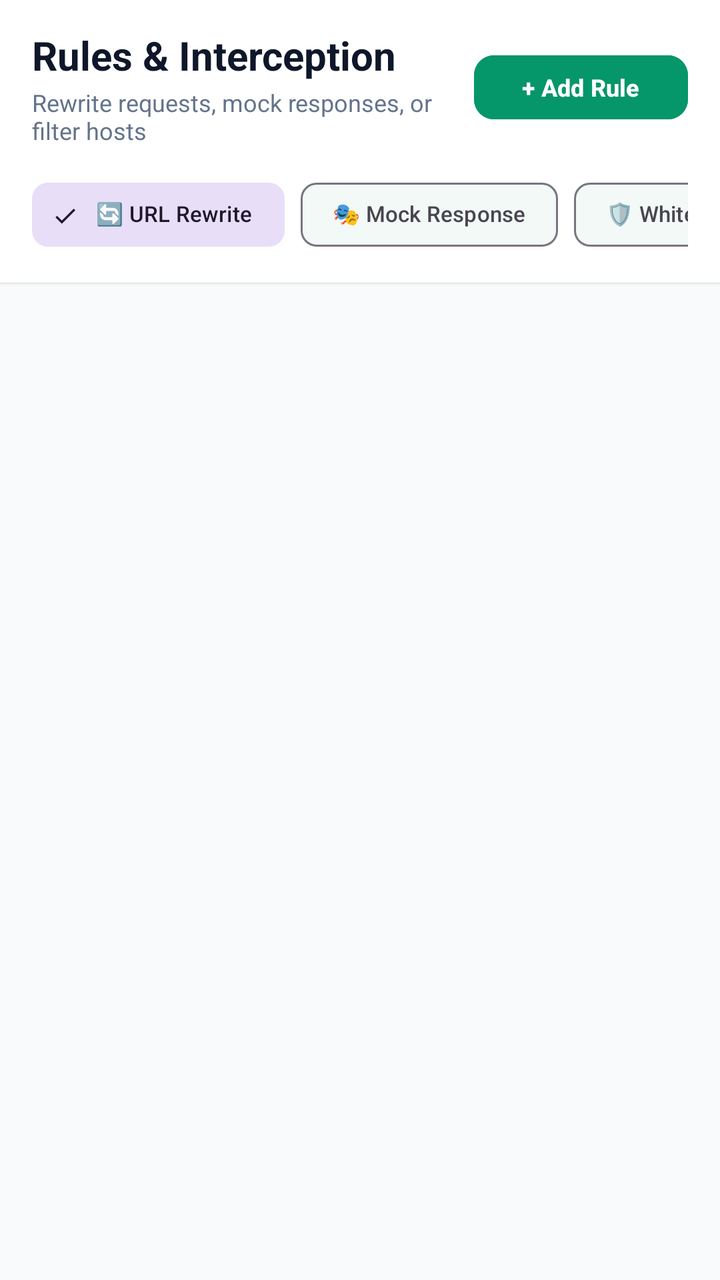
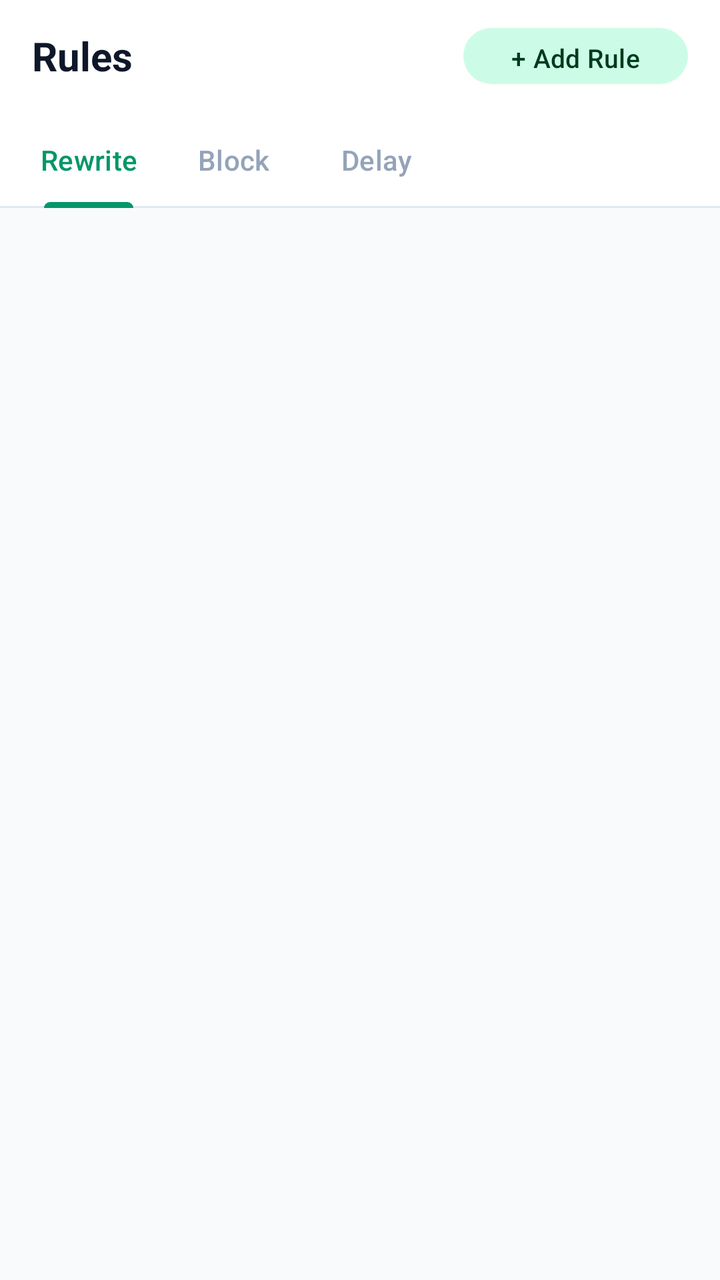

The first picture is an Android layout as it rendered before a commit; the second is the same layout after the commit. The layout source and the unified diff follow.
<!-- AndroidManifest.xml: application theme Theme.Httpeek -->
<!-- res/layout/fragment_rules.xml -->
<?xml version="1.0" encoding="utf-8"?>
<LinearLayout xmlns:android="http://schemas.android.com/apk/res/android"
    xmlns:app="http://schemas.android.com/apk/res-auto"
    android:layout_width="match_parent"
    android:layout_height="match_parent"
    android:background="@color/background"
    android:orientation="vertical">

    
    <LinearLayout
        android:layout_width="match_parent"
        android:layout_height="wrap_content"
        android:background="@color/surface"
        android:elevation="1dp"
        android:orientation="vertical"
        android:paddingHorizontal="16dp"
        android:paddingTop="14dp"
        android:paddingBottom="10dp">

        <LinearLayout
            android:layout_width="match_parent"
            android:layout_height="wrap_content"
            android:gravity="center_vertical"
            android:orientation="horizontal">

            <LinearLayout
                android:layout_width="0dp"
                android:layout_height="wrap_content"
                android:layout_weight="1"
                android:orientation="vertical">

                <TextView
                    android:layout_width="wrap_content"
                    android:layout_height="wrap_content"
                    android:text="Rules &amp; Interception"
                    android:textColor="@color/text_primary"
                    android:textSize="20sp"
                    android:textStyle="bold" />

                <TextView
                    android:layout_width="wrap_content"
                    android:layout_height="wrap_content"
                    android:layout_marginTop="2dp"
                    android:text="Rewrite requests, mock responses, or filter hosts"
                    android:textColor="@color/text_secondary"
                    android:textSize="12sp" />
            </LinearLayout>

            <com.google.android.material.button.MaterialButton
                android:id="@+id/btnAddRule"
                android:layout_width="wrap_content"
                android:layout_height="40dp"
                android:backgroundTint="@color/primary"
                android:text="+ Add Rule"
                android:textAllCaps="false"
                android:textSize="12sp"
                android:textStyle="bold"
                app:cornerRadius="10dp" />
        </LinearLayout>

        
        <HorizontalScrollView
            android:layout_width="match_parent"
            android:layout_height="wrap_content"
            android:layout_marginTop="10dp"
            android:scrollbars="none">

            <com.google.android.material.chip.ChipGroup
                android:id="@+id/chipGroupRulesCategory"
                android:layout_width="wrap_content"
                android:layout_height="wrap_content"
                app:singleSelection="true">

                <com.google.android.material.chip.Chip
                    android:id="@+id/chipTabRewrite"
                    style="@style/Widget.Material3.Chip.Filter"
                    android:layout_width="wrap_content"
                    android:layout_height="wrap_content"
                    android:checked="true"
                    android:text="🔄 URL Rewrite"
                    android:textSize="11sp" />

                <com.google.android.material.chip.Chip
                    android:id="@+id/chipTabMock"
                    style="@style/Widget.Material3.Chip.Filter"
                    android:layout_width="wrap_content"
                    android:layout_height="wrap_content"
                    android:text="🎭 Mock Response"
                    android:textSize="11sp" />

                <com.google.android.material.chip.Chip
                    android:id="@+id/chipTabWhitelist"
                    style="@style/Widget.Material3.Chip.Filter"
                    android:layout_width="wrap_content"
                    android:layout_height="wrap_content"
                    android:text="🛡️ Whitelist"
                    android:textSize="11sp" />

                <com.google.android.material.chip.Chip
                    android:id="@+id/chipTabBlacklist"
                    style="@style/Widget.Material3.Chip.Filter"
                    android:layout_width="wrap_content"
                    android:layout_height="wrap_content"
                    android:text="🚫 Blacklist"
                    android:textSize="11sp" />
            </com.google.android.material.chip.ChipGroup>
        </HorizontalScrollView>
    </LinearLayout>

    
    <androidx.recyclerview.widget.RecyclerView
        android:id="@+id/recyclerRules"
        android:layout_width="match_parent"
        android:layout_height="0dp"
        android:layout_weight="1"
        android:clipToPadding="false"
        android:paddingVertical="8dp" />

    
    <LinearLayout
        android:id="@+id/layoutEmptyRules"
        android:layout_width="match_parent"
        android:layout_height="match_parent"
        android:gravity="center"
        android:orientation="vertical"
        android:padding="32dp"
        android:visibility="gone">

        <ImageView
            android:layout_width="64dp"
            android:layout_height="64dp"
            android:src="@android:drawable/ic_menu_edit"
            app:tint="@color/text_muted" />

        <TextView
            android:layout_width="wrap_content"
            android:layout_height="wrap_content"
            android:layout_marginTop="12dp"
            android:text="No Rules Configured"
            android:textColor="@color/text_primary"
            android:textSize="16sp"
            android:textStyle="bold" />

        <TextView
            android:layout_width="wrap_content"
            android:layout_height="wrap_content"
            android:layout_marginTop="4dp"
            android:gravity="center"
            android:text="Tap '+ Add Rule' above to create URL rewrites, mock responses, or host filters."
            android:textColor="@color/text_secondary"
            android:textSize="12sp" />
    </LinearLayout>

</LinearLayout>
<!-- resources referenced by this layout -->
<resources>
  <style name="Theme.Httpeek" parent="Theme.Material3.DayNight.NoActionBar">
          <item name="colorPrimary">@color/primary</item>
          <item name="colorPrimaryDark">@color/primary_dark</item>
          <item name="colorAccent">@color/accent</item>
          <item name="android:colorBackground">@color/background</item>
          <item name="colorSurface">@color/surface</item>
          <item name="colorSurfaceVariant">@color/surface_variant</item>
          <item name="android:statusBarColor">@color/surface</item>
          <item name="android:windowLightStatusBar">true</item>
          <item name="android:navigationBarColor">@color/surface</item>
          <item name="android:windowLightNavigationBar">true</item>
      </style>
  <color name="primary_dark">#047857</color>
  <color name="accent">#10B981</color>
  <!-- unchanged entries left out for length: 7 -->
</resources>

<!-- the commit's change to res/layout/fragment_rules.xml (unified diff, before → after) -->
@@ -1,154 +1,122 @@
 <?xml version="1.0" encoding="utf-8"?>
-<LinearLayout xmlns:android="http://schemas.android.com/apk/res/android"
+<LinearLayout
+    xmlns:android="http://schemas.android.com/apk/res/android"
     xmlns:app="http://schemas.android.com/apk/res-auto"
     android:layout_width="match_parent"
     android:layout_height="match_parent"
-    android:background="@color/background"
-    android:orientation="vertical">
+    android:orientation="vertical"
+    android:background="@color/background">
 
     
-    <LinearLayout
+    <com.google.android.material.appbar.AppBarLayout
         android:layout_width="match_parent"
         android:layout_height="wrap_content"
         android:background="@color/surface"
-        android:elevation="1dp"
-        android:orientation="vertical"
-        android:paddingHorizontal="16dp"
-        android:paddingTop="14dp"
-        android:paddingBottom="10dp">
+        app:elevation="0dp">
 
         <LinearLayout
             android:layout_width="match_parent"
-            android:layout_height="wrap_content"
+            android:layout_height="56dp"
             android:gravity="center_vertical"
+            android:paddingHorizontal="16dp"
             android:orientation="horizontal">
 
-            <LinearLayout
+            <TextView
                 android:layout_width="0dp"
                 android:layout_height="wrap_content"
                 android:layout_weight="1"
-                android:orientation="vertical">
-
-                <TextView
-                    android:layout_width="wrap_content"
-                    android:layout_height="wrap_content"
-                    android:text="Rules &amp; Interception"
-                    android:textColor="@color/text_primary"
-                    android:textSize="20sp"
-                    android:textStyle="bold" />
-
-                <TextView
-                    android:layout_width="wrap_content"
-                    android:layout_height="wrap_content"
-                    android:layout_marginTop="2dp"
-                    android:text="Rewrite requests, mock responses, or filter hosts"
-                    android:textColor="@color/text_secondary"
-                    android:textSize="12sp" />
-            </LinearLayout>
+                android:text="Rules"
+                android:textColor="@color/text_primary"
+                android:textSize="20sp"
+                android:textStyle="bold" />
 
             <com.google.android.material.button.MaterialButton
                 android:id="@+id/btnAddRule"
+                style="@style/Widget.Material3.Button.TonalButton"
                 android:layout_width="wrap_content"
-                android:layout_height="40dp"
-                android:backgroundTint="@color/primary"
+                android:layout_height="36dp"
                 android:text="+ Add Rule"
                 android:textAllCaps="false"
-                android:textSize="12sp"
-                android:textStyle="bold"
-                app:cornerRadius="10dp" />
+                android:textSize="13sp"
+                app:cornerRadius="18dp"
+                app:backgroundTint="@color/primary_container"
+                android:textColor="@color/on_primary_container" />
         </LinearLayout>
 
         
-        <HorizontalScrollView
+        <com.google.android.material.tabs.TabLayout
+            android:id="@+id/tabLayoutRules"
             android:layout_width="match_parent"
-            android:layout_height="wrap_content"
-            android:layout_marginTop="10dp"
-            android:scrollbars="none">
+            android:layout_height="48dp"
+            android:paddingHorizontal="8dp"
+            app:tabMode="scrollable"
+            app:tabGravity="start"
+            app:tabSelectedTextColor="@color/primary"
+            app:tabTextColor="@color/text_muted"
+            app:tabIndicatorColor="@color/primary"
+            app:tabIndicatorHeight="3dp"
+            style="@style/Widget.Material3.TabLayout">
 
-            <com.google.android.material.chip.ChipGroup
-                android:id="@+id/chipGroupRulesCategory"
+            <com.google.android.material.tabs.TabItem
                 android:layout_width="wrap_content"
                 android:layout_height="wrap_content"
-                app:singleSelection="true">
+                android:text="Rewrite" />
+            <com.google.android.material.tabs.TabItem
+                android:layout_width="wrap_content"
+                android:layout_height="wrap_content"
+                android:text="Block" />
+            <com.google.android.material.tabs.TabItem
+                android:layout_width="wrap_content"
+                android:layout_height="wrap_content"
+                android:text="Delay" />
+        </com.google.android.material.tabs.TabLayout>
 
-                <com.google.android.material.chip.Chip
-                    android:id="@+id/chipTabRewrite"
-                    style="@style/Widget.Material3.Chip.Filter"
-                    android:layout_width="wrap_content"
-                    android:layout_height="wrap_content"
-                    android:checked="true"
-                    android:text="🔄 URL Rewrite"
-                    android:textSize="11sp" />
-
-                <com.google.android.material.chip.Chip
-                    android:id="@+id/chipTabMock"
-                    style="@style/Widget.Material3.Chip.Filter"
-                    android:layout_width="wrap_content"
-                    android:layout_height="wrap_content"
-                    android:text="🎭 Mock Response"
-                    android:textSize="11sp" />
-
-                <com.google.android.material.chip.Chip
-                    android:id="@+id/chipTabWhitelist"
-                    style="@style/Widget.Material3.Chip.Filter"
-                    android:layout_width="wrap_content"
-                    android:layout_height="wrap_content"
-                    android:text="🛡️ Whitelist"
-                    android:textSize="11sp" />
-
-                <com.google.android.material.chip.Chip
-                    android:id="@+id/chipTabBlacklist"
-                    style="@style/Widget.Material3.Chip.Filter"
-                    android:layout_width="wrap_content"
-                    android:layout_height="wrap_content"
-                    android:text="🚫 Blacklist"
-                    android:textSize="11sp" />
-            </com.google.android.material.chip.ChipGroup>
-        </HorizontalScrollView>
-    </LinearLayout>
+    </com.google.android.material.appbar.AppBarLayout>
 
     
     <androidx.recyclerview.widget.RecyclerView
-        android:id="@+id/recyclerRules"
+        android:id="@+id/rvRules"
         android:layout_width="match_parent"
         android:layout_height="0dp"
         android:layout_weight="1"
         android:clipToPadding="false"
-        android:paddingVertical="8dp" />
+        android:paddingVertical="8dp"
+        android:overScrollMode="never" />
 
     
     <LinearLayout
-        android:id="@+id/layoutEmptyRules"
+        android:id="@+id/rulesEmptyState"
         android:layout_width="match_parent"
-        android:layout_height="match_parent"
+        android:layout_height="0dp"
+        android:layout_weight="1"
         android:gravity="center"
         android:orientation="vertical"
-        android:padding="32dp"
         android:visibility="gone">
 
-        <ImageView
-            android:layout_width="64dp"
-            android:layout_height="64dp"
-            android:src="@android:drawable/ic_menu_edit"
-            app:tint="@color/text_muted" />
+        <TextView
+            android:layout_width="wrap_content"
+            android:layout_height="wrap_content"
+            android:text="📋"
+            android:textSize="48sp" />
 
         <TextView
             android:layout_width="wrap_content"
             android:layout_height="wrap_content"
             android:layout_marginTop="12dp"
-            android:text="No Rules Configured"
-            android:textColor="@color/text_primary"
-            android:textSize="16sp"
+            android:text="No rules yet"
+            android:textColor="@color/text_secondary"
+            android:textSize="17sp"
             android:textStyle="bold" />
 
         <TextView
             android:layout_width="wrap_content"
             android:layout_height="wrap_content"
-            android:layout_marginTop="4dp"
+            android:layout_marginTop="6dp"
             android:gravity="center"
-            android:text="Tap '+ Add Rule' above to create URL rewrites, mock responses, or host filters."
-            android:textColor="@color/text_secondary"
-            android:textSize="12sp" />
+            android:paddingHorizontal="32dp"
+            android:text="Add rules to rewrite, block, or delay HTTP requests matching patterns."
+            android:textColor="@color/text_muted"
+            android:textSize="13sp" />
     </LinearLayout>
 
 </LinearLayout>
<!-- resource entries referenced after the edit -->
@@ -1,19 +1,98 @@
 <!-- resources referenced by this layout -->
 <resources>
+  <color name="on_primary_container">#00391E</color>
+  <color name="primary_container">#CCFCE7</color>
   <style name="Theme.Httpeek" parent="Theme.Material3.DayNight.NoActionBar">
+          
           <item name="colorPrimary">@color/primary</item>
-          <item name="colorPrimaryDark">@color/primary_dark</item>
-          <item name="colorAccent">@color/accent</item>
+          <item name="colorOnPrimary">@color/on_primary</item>
+          <item name="colorPrimaryContainer">@color/primary_container</item>
+          <item name="colorOnPrimaryContainer">@color/on_primary_container</item>
+  
+          <item name="colorSecondary">@color/secondary</item>
+          <item name="colorOnSecondary">@color/on_secondary</item>
+          <item name="colorSecondaryContainer">@color/secondary_container</item>
+          <item name="colorOnSecondaryContainer">@color/on_secondary_container</item>
+  
+          <item name="colorTertiary">@color/tertiary</item>
+          <item name="colorOnTertiary">@color/on_tertiary</item>
+          <item name="colorTertiaryContainer">@color/tertiary_container</item>
+          <item name="colorOnTertiaryContainer">@color/on_tertiary_container</item>
+  
+          <item name="colorError">@color/error</item>
+          <item name="colorOnError">@color/on_error</item>
+          <item name="colorErrorContainer">@color/error_container</item>
+          <item name="colorOnErrorContainer">@color/on_error_container</item>
+  
           <item name="android:colorBackground">@color/background</item>
+          <item name="colorOnBackground">@color/on_background</item>
           <item name="colorSurface">@color/surface</item>
+          <item name="colorOnSurface">@color/on_surface</item>
           <item name="colorSurfaceVariant">@color/surface_variant</item>
-          <item name="android:statusBarColor">@color/surface</item>
+          <item name="colorOnSurfaceVariant">@color/on_surface_variant</item>
+          <item name="colorOutline">@color/outline</item>
+          <item name="colorOutlineVariant">@color/outline_variant</item>
+  
+          
+          <item name="android:statusBarColor">@android:color/transparent</item>
+          <item name="android:navigationBarColor">@android:color/transparent</item>
           <item name="android:windowLightStatusBar">true</item>
-          <item name="android:navigationBarColor">@color/surface</item>
           <item name="android:windowLightNavigationBar">true</item>
+  
+          
+          <item name="shapeAppearanceSmallComponent">@style/Shape.Httpeek.Small</item>
+          <item name="shapeAppearanceMediumComponent">@style/Shape.Httpeek.Medium</item>
+          <item name="shapeAppearanceLargeComponent">@style/Shape.Httpeek.Large</item>
+  
+          
+          <item name="textAppearanceDisplayLarge">@style/TextAppearance.Httpeek.DisplayLarge</item>
+          <item name="textAppearanceHeadlineMedium">@style/TextAppearance.Httpeek.HeadlineMedium</item>
+          <item name="textAppearanceTitleMedium">@style/TextAppearance.Httpeek.TitleMedium</item>
+          <item name="textAppearanceBodyMedium">@style/TextAppearance.Httpeek.BodyMedium</item>
+          <item name="textAppearanceLabelMedium">@style/TextAppearance.Httpeek.LabelMedium</item>
       </style>
-  <color name="primary_dark">#047857</color>
-  <color name="accent">#10B981</color>
+  <color name="on_primary">#FFFFFF</color>
+  <color name="secondary">#4F6272</color>
+  <color name="on_secondary">#FFFFFF</color>
+  <color name="secondary_container">#D2E5F5</color>
+  <color name="on_secondary_container">#0B2030</color>
+  <color name="tertiary">#006876</color>
+  <color name="on_tertiary">#FFFFFF</color>
+  <color name="tertiary_container">#9EEFFD</color>
+  <color name="on_tertiary_container">#001F26</color>
+  <color name="error">#EF4444</color>
+  <color name="on_error">#FFFFFF</color>
+  <color name="error_container">#FFE4E6</color>
+  <color name="on_error_container">#7F1D1D</color>
+  <color name="on_background">#0F172A</color>
+  <color name="on_surface">#0F172A</color>
+  <color name="on_surface_variant">#64748B</color>
+  <color name="outline">#94A3B8</color>
+  <color name="outline_variant">#E2E8F0</color>
+  <style name="Shape.Httpeek.Small" parent="ShapeAppearance.Material3.SmallComponent">
+          <item name="cornerSize">8dp</item>
+      </style>
+  <style name="Shape.Httpeek.Medium" parent="ShapeAppearance.Material3.MediumComponent">
+          <item name="cornerSize">16dp</item>
+      </style>
+  <style name="Shape.Httpeek.Large" parent="ShapeAppearance.Material3.LargeComponent">
+          <item name="cornerSize">24dp</item>
+      </style>
+  <style name="TextAppearance.Httpeek.DisplayLarge" parent="TextAppearance.Material3.DisplayLarge">
+          <item name="fontFamily">sans-serif-medium</item>
+      </style>
+  <style name="TextAppearance.Httpeek.HeadlineMedium" parent="TextAppearance.Material3.HeadlineMedium">
+          <item name="fontFamily">sans-serif-medium</item>
+      </style>
+  <style name="TextAppearance.Httpeek.TitleMedium" parent="TextAppearance.Material3.TitleMedium">
+          <item name="fontFamily">sans-serif-medium</item>
+      </style>
+  <style name="TextAppearance.Httpeek.BodyMedium" parent="TextAppearance.Material3.BodyMedium">
+          <item name="fontFamily">sans-serif</item>
+      </style>
+  <style name="TextAppearance.Httpeek.LabelMedium" parent="TextAppearance.Material3.LabelMedium">
+          <item name="fontFamily">sans-serif</item>
+      </style>
   <!-- unchanged entries left out for length: 7 -->
 </resources>
 
